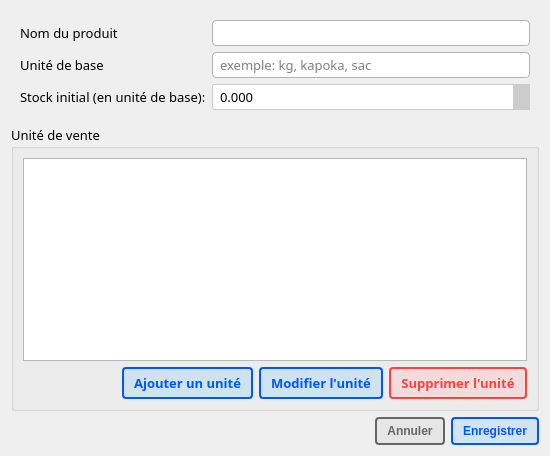
First picture: the form in gestionproduitdialog.ui, repository JessyTsiriniaina/Gestion-magasin, before the edit.
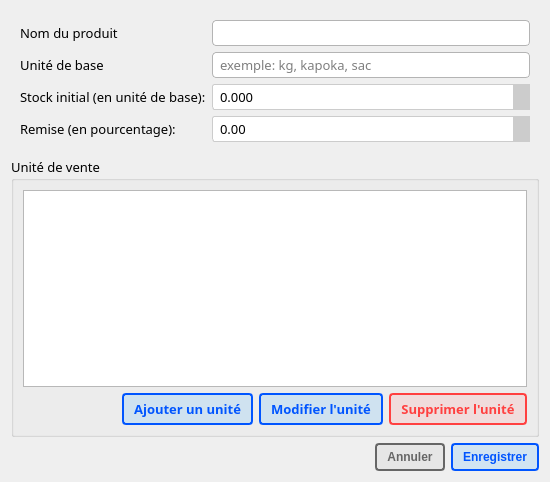
Second picture: the form after the edit. Icons and pictures are not drawn.

```diff
--- a/gestionproduitdialog.ui
+++ b/gestionproduitdialog.ui
@@ -7,7 +7,7 @@
     <x>0</x>
     <y>0</y>
     <width>550</width>
-    <height>456</height>
+    <height>482</height>
    </rect>
   </property>
   <property name="windowTitle">
@@ -172,6 +172,66 @@
         </property>
        </widget>
       </item>
+      <item row="7" column="0">
+       <widget class="QLabel" name="label">
+        <property name="font">
+         <font>
+          <family>Outfit</family>
+          <pointsize>10</pointsize>
+         </font>
+        </property>
+        <property name="text">
+         <string>Remise (en pourcentage):</string>
+        </property>
+       </widget>
+      </item>
+      <item row="7" column="1">
+       <widget class="QDoubleSpinBox" name="spin_box_remise_pourcentage">
+        <property name="font">
+         <font>
+          <family>Outfit</family>
+          <pointsize>10</pointsize>
+         </font>
+        </property>
+        <property name="styleSheet">
+         <string notr="true">QDoubleSpinBox {
+    border: 1px solid #CCCCCC;
+    border-radius: 3px;
+    padding: 2px 5px;
+}
+QDoubleSpinBox::up-button {
+    subcontrol-origin: border;
+    subcontrol-position: top right;
+    width: 16px;
+    border-left: 1px solid #CCCCCC;
+   background: #cccccc;
+}
+QDoubleSpinBox::down-button {
+    subcontrol-origin: border;
+    subcontrol-position: bottom right;
+    width: 16px;
+    border-left: 1px solid #CCCCCC;
+    background: #cccccc;
+}
+QDoubleSpinBox::up-arrow {
+    image: url(:/icons/icons/caret-up.svg);
+    width: 12px;
+    height: 12px;
+}
+QDoubleSpinBox::down-arrow {
+    image: url(:/icons/icons/caret-down.svg);
+    width: 12px;
+    height: 12px;
+}
+QDoubleSpinBox::up-button:hover, QSpinBox::down-button:hover {
+    background: #66BB6A;
+}
+QDoubleSpinBox::up-button:pressed, QSpinBox::down-button:pressed {
+    background: #388E3C; 
+}</string>
+        </property>
+       </widget>
+      </item>
      </layout>
     </widget>
    </item>
```
